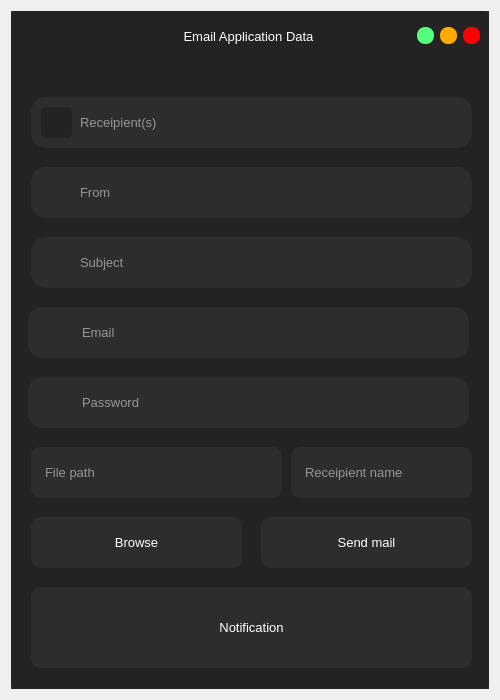
The window that frontend/mail.ui (Android-Jester/iAttend) describes before a commit, drawn with Qt 5.
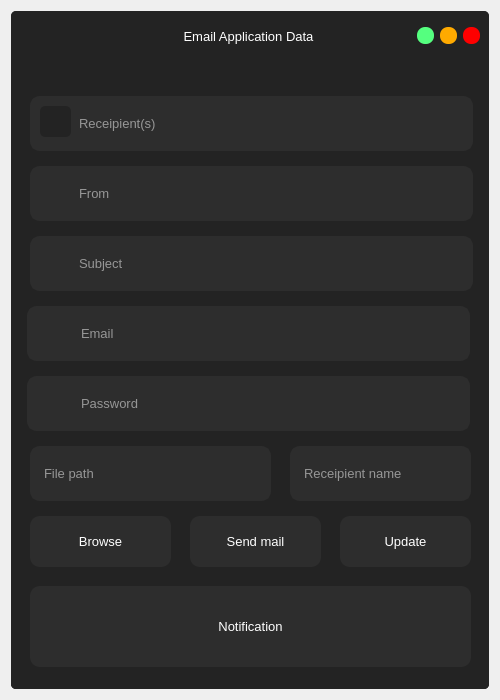
The same window after the commit. Icons and pictures are not drawn.

Commit message: UI files updated with some fields added

Patch:
```diff
--- a/frontend/mail.ui
+++ b/frontend/mail.ui
@@ -25,6 +25,9 @@
   <property name="windowTitle">
    <string>Dialog</string>
   </property>
+  <property name="styleSheet">
+   <string notr="true">border-radius:5px;</string>
+  </property>
   <layout class="QVBoxLayout" name="verticalLayout">
    <item>
     <widget class="QFrame" name="frame">
@@ -249,17 +252,54 @@
          </item>
          <item>
           <widget class="QFrame" name="frame_4">
+           <property name="maximumSize">
+            <size>
+             <width>482</width>
+             <height>636</height>
+            </size>
+           </property>
            <property name="frameShape">
             <enum>QFrame::NoFrame</enum>
            </property>
            <property name="frameShadow">
             <enum>QFrame::Raised</enum>
            </property>
+           <layout class="QVBoxLayout" name="verticalLayout_3">
+            <item>
+             <widget class="QFrame" name="frame_5">
+              <property name="maximumSize">
+               <size>
+                <width>464</width>
+                <height>618</height>
+               </size>
+              </property>
+              <property name="frameShape">
+               <enum>QFrame::StyledPanel</enum>
+              </property>
+              <property name="frameShadow">
+               <enum>QFrame::Raised</enum>
+              </property>
+              <widget class="QLabel" name="label_44">
+               <property name="geometry">
+                <rect>
+                 <x>20</x>
+                 <y>40</y>
+                 <width>31</width>
+                 <height>31</height>
+                </rect>
+               </property>
+               <property name="text">
+                <string/>
+               </property>
+               <property name="pixmap">
+                <pixmap resource="../resource/asset.qrc">:/icons/asset/mail.svg</pixmap>
+               </property>
+              </widget>
            <widget class="QLabel" name="label_36">
             <property name="geometry">
              <rect>
-              <x>30</x>
-              <y>120</y>
+                 <x>20</x>
+                 <y>110</y>
               <width>31</width>
               <height>31</height>
              </rect>
@@ -274,34 +314,171 @@
              <pixmap resource="../resource/asset.qrc">:/icons/asset/user.svg</pixmap>
             </property>
            </widget>
-           <widget class="QLabel" name="label_37">
+              <widget class="QLineEdit" name="email_subject">
             <property name="geometry">
              <rect>
-              <x>30</x>
-              <y>330</y>
-              <width>31</width>
-              <height>31</height>
-             </rect>
-            </property>
+                 <x>10</x>
+                 <y>170</y>
+                 <width>443</width>
+                 <height>55</height>
+                </rect>
+               </property>
+               <property name="minimumSize">
+                <size>
+                 <width>443</width>
+                 <height>55</height>
+                </size>
+               </property>
+               <property name="maximumSize">
+                <size>
+                 <width>443</width>
+                 <height>55</height>
+                </size>
+               </property>
+               <property name="font">
+                <font>
+                 <pointsize>10</pointsize>
+                </font>
+               </property>
             <property name="styleSheet">
-             <string notr="true">background-color: rgb(45, 45, 45);</string>
-            </property>
-            <property name="text">
-             <string/>
-            </property>
-            <property name="pixmap">
-             <pixmap resource="../resource/asset.qrc">:/icons/asset/lock.svg</pixmap>
+                <string notr="true">QLineEdit{
+	color: rgb(255, 255, 255);
+	border: 2px solid  rgb(45, 45, 45);
+	border-radius:10px;
+	padding-left: 45px;
+}
+
+QLineEdit:hover{
+	border:2px solid rgb(35, 35, 35);
+}
+
+QLineEdit:focus{
+	border:2px solid rgb(255, 255, 255);
+}</string>
+               </property>
+               <property name="placeholderText">
+                <string>Subject</string>
+               </property>
+               <property name="clearButtonEnabled">
+                <bool>true</bool>
+               </property>
+              </widget>
+              <widget class="QLineEdit" name="sender_password">
+               <property name="geometry">
+                <rect>
+                 <x>7</x>
+                 <y>310</y>
+                 <width>443</width>
+                 <height>55</height>
+                </rect>
+               </property>
+               <property name="minimumSize">
+                <size>
+                 <width>443</width>
+                 <height>55</height>
+                </size>
+               </property>
+               <property name="maximumSize">
+                <size>
+                 <width>443</width>
+                 <height>55</height>
+                </size>
+               </property>
+               <property name="font">
+                <font>
+                 <pointsize>10</pointsize>
+                </font>
+               </property>
+               <property name="styleSheet">
+                <string notr="true">QLineEdit{
+	color: rgb(255, 255, 255);
+	border: 2px solid  rgb(45, 45, 45);
+	border-radius:10px;
+	padding-left: 50px;
+}
+
+QLineEdit:hover{
+	border:2px solid rgb(35, 35, 35);
+}
+
+QLineEdit:focus{
+	border:2px solid rgb(255, 255, 255);
+}</string>
+               </property>
+               <property name="echoMode">
+                <enum>QLineEdit::Password</enum>
+               </property>
+               <property name="placeholderText">
+                <string>Password</string>
+               </property>
+               <property name="clearButtonEnabled">
+                <bool>true</bool>
+               </property>
+              </widget>
+              <widget class="QLineEdit" name="rep_name">
+               <property name="geometry">
+                <rect>
+                 <x>270</x>
+                 <y>380</y>
+                 <width>181</width>
+                 <height>55</height>
+                </rect>
+               </property>
+               <property name="minimumSize">
+                <size>
+                 <width>0</width>
+                 <height>55</height>
+                </size>
+               </property>
+               <property name="maximumSize">
+                <size>
+                 <width>181</width>
+                 <height>55</height>
+                </size>
+               </property>
+               <property name="font">
+                <font>
+                 <pointsize>10</pointsize>
+                </font>
+               </property>
+               <property name="styleSheet">
+                <string notr="true">QLineEdit{
+	color: rgb(255, 255, 255);
+	border: 2px solid  rgb(45, 45, 45);
+	border-radius:10px;
+	padding-left: 10px;
+}
+
+QLineEdit:hover{
+	border:2px solid rgb(35, 35, 35);
+}
+
+QLineEdit:focus{
+	border:2px solid rgb(255, 255, 255);
+}</string>
+               </property>
+               <property name="placeholderText">
+                <string>Receipient name</string>
+               </property>
+               <property name="clearButtonEnabled">
+                <bool>true</bool>
             </property>
            </widget>
            <widget class="QLabel" name="label_notification">
             <property name="geometry">
              <rect>
-              <x>20</x>
-              <y>530</y>
+                 <x>10</x>
+                 <y>520</y>
               <width>441</width>
               <height>81</height>
              </rect>
             </property>
+               <property name="maximumSize">
+                <size>
+                 <width>441</width>
+                 <height>81</height>
+                </size>
+               </property>
             <property name="font">
              <font>
               <family>MS Shell Dlg 2</family>
@@ -327,77 +504,91 @@
              <bool>true</bool>
             </property>
            </widget>
-           <widget class="QLineEdit" name="sender_password">
-            <property name="geometry">
-             <rect>
-              <x>17</x>
-              <y>320</y>
-              <width>441</width>
-              <height>51</height>
-             </rect>
-            </property>
-            <property name="minimumSize">
-             <size>
-              <width>0</width>
-              <height>0</height>
-             </size>
-            </property>
-            <property name="maximumSize">
-             <size>
-              <width>16777215</width>
-              <height>16777215</height>
-             </size>
-            </property>
-            <property name="font">
-             <font>
-              <pointsize>10</pointsize>
-             </font>
-            </property>
-            <property name="styleSheet">
-             <string notr="true">QLineEdit{
-	color: rgb(255, 255, 255);
-	border: 2px solid  rgb(45, 45, 45);
-	border-radius:15px;
-	padding-left: 50px;
-}
-
-QLineEdit:hover{
-	border:2px solid rgb(35, 35, 35);
-}
-
-QLineEdit:focus{
-	border:2px solid rgb(255, 255, 255);
-}</string>
-            </property>
-            <property name="echoMode">
-             <enum>QLineEdit::Password</enum>
-            </property>
-            <property name="placeholderText">
-             <string>Password</string>
-            </property>
-            <property name="clearButtonEnabled">
-             <bool>true</bool>
-            </property>
-           </widget>
-           <widget class="QLineEdit" name="email_subject">
+              <widget class="QLabel" name="label_38">
             <property name="geometry">
              <rect>
               <x>20</x>
               <y>180</y>
-              <width>441</width>
+                 <width>31</width>
+                 <height>31</height>
+                </rect>
+               </property>
+               <property name="styleSheet">
+                <string notr="true">background-color: rgb(45, 45, 45);</string>
+               </property>
+               <property name="text">
+                <string/>
+               </property>
+               <property name="pixmap">
+                <pixmap resource="../resource/asset.qrc">:/icons/asset/edit-3.svg</pixmap>
+               </property>
+              </widget>
+              <widget class="QPushButton" name="btn_send_mail">
+               <property name="geometry">
+                <rect>
+                 <x>170</x>
+                 <y>450</y>
+                 <width>131</width>
               <height>51</height>
              </rect>
             </property>
-            <property name="minimumSize">
+               <property name="maximumSize">
              <size>
-              <width>0</width>
-              <height>0</height>
-             </size>
-            </property>
+                 <width>131</width>
+                 <height>51</height>
+                </size>
+               </property>
+               <property name="font">
+                <font>
+                 <pointsize>10</pointsize>
+                </font>
+               </property>
+               <property name="styleSheet">
+                <string notr="true">QPushButton{
+	color: rgb(255, 255, 255);
+	background-color: rgb(45, 45, 45);
+	border:none;
+	border-radius: 10px;
+}
+
+QPushButton:hover{
+	border-radius: 15px;
+}
+
+QPushButton:pressed{
+	border: 2px solid rgb(255,255,255);	
+}</string>
+               </property>
+               <property name="text">
+                <string>Send mail</string>
+               </property>
+               <property name="icon">
+                <iconset resource="../resource/asset.qrc">
+                 <normaloff>:/icons/asset/send.svg</normaloff>:/icons/asset/send.svg</iconset>
+               </property>
+               <property name="iconSize">
+                <size>
+                 <width>30</width>
+                 <height>30</height>
+                </size>
+               </property>
+               <property name="flat">
+                <bool>true</bool>
+               </property>
+              </widget>
+              <widget class="QPushButton" name="btn_browse_reg">
+               <property name="geometry">
+                <rect>
+                 <x>10</x>
+                 <y>450</y>
+                 <width>141</width>
+                 <height>51</height>
+                </rect>
+               </property>
             <property name="maximumSize">
              <size>
-              <width>16777215</width>
-              <height>16777215</height>
+                 <width>141</width>
+                 <height>51</height>
              </size>
             </property>
             <property name="font">
@@ -406,11 +597,11 @@
              </font>
             </property>
             <property name="styleSheet">
-             <string notr="true">QLineEdit{
+                <string notr="true">QPushButton{
 	color: rgb(255, 255, 255);
-	border: 2px solid  rgb(45, 45, 45);
-	border-radius:15px;
-	padding-left: 45px;
+	background-color: rgb(45, 45, 45);
+	border:none;
+	border-radius: 10px;
 }
 
 QLineEdit:hover{
@@ -421,32 +612,95 @@
 	border:2px solid rgb(255, 255, 255);
 }</string>
             </property>
-            <property name="placeholderText">
-             <string>Subject</string>
-            </property>
-            <property name="clearButtonEnabled">
+               <property name="text">
+                <string>Browse</string>
+               </property>
+               <property name="icon">
+                <iconset resource="../resource/asset.qrc">
+                 <normaloff>:/icons/asset/upload.svg</normaloff>:/icons/asset/upload.svg</iconset>
+               </property>
+               <property name="iconSize">
+                <size>
+                 <width>30</width>
+                 <height>30</height>
+                </size>
+               </property>
+               <property name="flat">
+                <bool>true</bool>
+               </property>
+              </widget>
+              <widget class="QPushButton" name="btn_update_mail_details">
+               <property name="geometry">
+                <rect>
+                 <x>320</x>
+                 <y>450</y>
+                 <width>131</width>
+                 <height>51</height>
+                </rect>
+               </property>
+               <property name="maximumSize">
+                <size>
+                 <width>131</width>
+                 <height>51</height>
+                </size>
+               </property>
+               <property name="font">
+                <font>
+                 <pointsize>10</pointsize>
+                </font>
+               </property>
+               <property name="styleSheet">
+                <string notr="true">QPushButton{
+	color: rgb(255, 255, 255);
+	background-color: rgb(45, 45, 45);
+	border:none;
+	border-radius: 10px;
+}
+
+QPushButton:hover{
+	border-radius: 15px;
+}
+
+QPushButton:pressed{
+	border: 2px solid rgb(255,255,255);	
+}</string>
+               </property>
+               <property name="text">
+                <string>Update</string>
+               </property>
+               <property name="icon">
+                <iconset resource="../resource/asset.qrc">
+                 <normaloff>:/icons/asset/repeat.svg</normaloff>:/icons/asset/repeat.svg</iconset>
+               </property>
+               <property name="iconSize">
+                <size>
+                 <width>30</width>
+                 <height>30</height>
+                </size>
+               </property>
+               <property name="flat">
              <bool>true</bool>
             </property>
            </widget>
            <widget class="QLineEdit" name="email_sender">
             <property name="geometry">
              <rect>
-              <x>17</x>
-              <y>250</y>
-              <width>441</width>
-              <height>51</height>
+                 <x>7</x>
+                 <y>240</y>
+                 <width>443</width>
+                 <height>55</height>
              </rect>
             </property>
             <property name="minimumSize">
              <size>
-              <width>0</width>
-              <height>0</height>
+                 <width>443</width>
+                 <height>55</height>
              </size>
             </property>
             <property name="maximumSize">
              <size>
-              <width>16777215</width>
-              <height>16777215</height>
+                 <width>443</width>
+                 <height>55</height>
              </size>
             </property>
             <property name="font">
@@ -458,7 +712,7 @@
              <string notr="true">QLineEdit{
 	color: rgb(255, 255, 255);
 	border: 2px solid  rgb(45, 45, 45);
-	border-radius:15px;
+	border-radius:10px;
 	padding-left: 50px;
 }
 
@@ -477,25 +731,118 @@
              <bool>true</bool>
             </property>
            </widget>
+              <widget class="QLineEdit" name="image_file_reg">
+               <property name="geometry">
+                <rect>
+                 <x>10</x>
+                 <y>380</y>
+                 <width>241</width>
+                 <height>55</height>
+                </rect>
+               </property>
+               <property name="minimumSize">
+                <size>
+                 <width>0</width>
+                 <height>55</height>
+                </size>
+               </property>
+               <property name="maximumSize">
+                <size>
+                 <width>241</width>
+                 <height>55</height>
+                </size>
+               </property>
+               <property name="font">
+                <font>
+                 <pointsize>10</pointsize>
+                </font>
+               </property>
+               <property name="styleSheet">
+                <string notr="true">QLineEdit{
+	color: rgb(255, 255, 255);
+	border: 2px solid  rgb(45, 45, 45);
+	border-radius:10px;
+	padding-left: 10px;
+}
+
+QLineEdit:hover{
+	border:2px solid rgb(35, 35, 35);
+}
+
+QLineEdit:focus{
+	border:2px solid rgb(255, 255, 255);
+}</string>
+               </property>
+               <property name="placeholderText">
+                <string>File path</string>
+               </property>
+               <property name="clearButtonEnabled">
+                <bool>true</bool>
+               </property>
+              </widget>
+              <widget class="QLabel" name="label_39">
+               <property name="geometry">
+                <rect>
+                 <x>20</x>
+                 <y>250</y>
+                 <width>31</width>
+                 <height>31</height>
+                </rect>
+               </property>
+               <property name="styleSheet">
+                <string notr="true">background-color: rgb(45, 45, 45);</string>
+               </property>
+               <property name="text">
+                <string/>
+               </property>
+               <property name="pixmap">
+                <pixmap resource="../resource/asset.qrc">:/icons/asset/mail.svg</pixmap>
+               </property>
+              </widget>
+              <widget class="QLabel" name="label_37">
+               <property name="geometry">
+                <rect>
+                 <x>20</x>
+                 <y>320</y>
+                 <width>31</width>
+                 <height>31</height>
+                </rect>
+               </property>
+               <property name="styleSheet">
+                <string notr="true">background-color: rgb(45, 45, 45);</string>
+               </property>
+               <property name="text">
+                <string/>
+               </property>
+               <property name="pixmap">
+                <pixmap resource="../resource/asset.qrc">:/icons/asset/lock.svg</pixmap>
+               </property>
+              </widget>
            <widget class="QLineEdit" name="email_from">
             <property name="geometry">
              <rect>
-              <x>20</x>
-              <y>110</y>
-              <width>441</width>
-              <height>51</height>
-             </rect>
-            </property>
+                 <x>10</x>
+                 <y>100</y>
+                 <width>443</width>
+                 <height>55</height>
+                </rect>
+               </property>
+               <property name="sizePolicy">
+                <sizepolicy hsizetype="Ignored" vsizetype="Fixed">
+                 <horstretch>0</horstretch>
+                 <verstretch>0</verstretch>
+                </sizepolicy>
+               </property>
             <property name="minimumSize">
              <size>
-              <width>338</width>
-              <height>0</height>
+                 <width>443</width>
+                 <height>55</height>
              </size>
             </property>
             <property name="maximumSize">
              <size>
-              <width>16777215</width>
-              <height>16777215</height>
+                 <width>443</width>
+                 <height>55</height>
              </size>
             </property>
             <property name="font">
@@ -507,7 +854,7 @@
              <string notr="true">QLineEdit{
 	color: rgb(255, 255, 255);
 	border: 2px solid  rgb(45, 45, 45);
-	border-radius:15px;
+	border-radius:10px;
 	padding-left: 45px;
 }
 
@@ -526,53 +873,33 @@
              <bool>true</bool>
             </property>
            </widget>
-           <widget class="QLabel" name="label_38">
-            <property name="geometry">
-             <rect>
-              <x>30</x>
-              <y>190</y>
-              <width>31</width>
-              <height>31</height>
-             </rect>
-            </property>
-            <property name="styleSheet">
-             <string notr="true">background-color: rgb(45, 45, 45);</string>
-            </property>
-            <property name="text">
-             <string/>
-            </property>
-            <property name="pixmap">
-             <pixmap resource="../resource/asset.qrc">:/icons/asset/edit-3.svg</pixmap>
-            </property>
-           </widget>
-           <widget class="QLabel" name="label_39">
-            <property name="geometry">
-             <rect>
-              <x>30</x>
-              <y>260</y>
-              <width>31</width>
-              <height>31</height>
-             </rect>
-            </property>
-            <property name="styleSheet">
-             <string notr="true">background-color: rgb(45, 45, 45);</string>
-            </property>
-            <property name="text">
-             <string/>
-            </property>
-            <property name="pixmap">
-             <pixmap resource="../resource/asset.qrc">:/icons/asset/mail.svg</pixmap>
-            </property>
-           </widget>
            <widget class="QLineEdit" name="reg_email">
             <property name="geometry">
              <rect>
-              <x>20</x>
-              <y>40</y>
-              <width>441</width>
-              <height>51</height>
-             </rect>
-            </property>
+                 <x>10</x>
+                 <y>30</y>
+                 <width>443</width>
+                 <height>55</height>
+                </rect>
+               </property>
+               <property name="sizePolicy">
+                <sizepolicy hsizetype="Ignored" vsizetype="Fixed">
+                 <horstretch>0</horstretch>
+                 <verstretch>0</verstretch>
+                </sizepolicy>
+               </property>
+               <property name="minimumSize">
+                <size>
+                 <width>443</width>
+                 <height>55</height>
+                </size>
+               </property>
+               <property name="maximumSize">
+                <size>
+                 <width>443</width>
+                 <height>55</height>
+                </size>
+               </property>
             <property name="font">
              <font>
               <pointsize>10</pointsize>
@@ -582,7 +909,7 @@
              <string notr="true">QLineEdit{
 	color: rgb(255, 255, 255);
 	border: 2px solid  rgb(45, 45, 45);
-	border-radius:15px;
+	border-radius:10px;
 	padding-left: 45px;
 }
 
@@ -601,191 +928,7 @@
              <bool>true</bool>
             </property>
            </widget>
-           <widget class="QLabel" name="label_44">
-            <property name="geometry">
-             <rect>
-              <x>30</x>
-              <y>50</y>
-              <width>31</width>
-              <height>31</height>
-             </rect>
-            </property>
-            <property name="text">
-             <string/>
-            </property>
-            <property name="pixmap">
-             <pixmap resource="../resource/asset.qrc">:/icons/asset/mail.svg</pixmap>
-            </property>
-           </widget>
-           <widget class="QLineEdit" name="image_file_reg">
-            <property name="geometry">
-             <rect>
-              <x>20</x>
-              <y>390</y>
-              <width>251</width>
-              <height>51</height>
-             </rect>
-            </property>
-            <property name="font">
-             <font>
-              <pointsize>10</pointsize>
-             </font>
-            </property>
-            <property name="styleSheet">
-             <string notr="true">QLineEdit{
-	color: rgb(255, 255, 255);
-	border: 2px solid  rgb(45, 45, 45);
-	border-radius:10px;
-	padding-left: 10px;
-}
-
-QLineEdit:hover{
-	border:2px solid rgb(35, 35, 35);
-}
-
-QLineEdit:focus{
-	border:2px solid rgb(255, 255, 255);
-}</string>
-            </property>
-            <property name="placeholderText">
-             <string>File path</string>
-            </property>
-            <property name="clearButtonEnabled">
-             <bool>true</bool>
-            </property>
-           </widget>
-           <widget class="QPushButton" name="btn_browse_reg">
-            <property name="geometry">
-             <rect>
-              <x>20</x>
-              <y>460</y>
-              <width>211</width>
-              <height>51</height>
-             </rect>
-            </property>
-            <property name="font">
-             <font>
-              <pointsize>10</pointsize>
-             </font>
-            </property>
-            <property name="styleSheet">
-             <string notr="true">QPushButton{
-	color: rgb(255, 255, 255);
-	background-color: rgb(45, 45, 45);
-	border:none;
-	border-radius: 10px;
-}
-
-QPushButton:hover{
-	border-radius: 20px;
-}
-
-QPushButton:pressed{
-	border: 2px solid rgb(255,255,255);	
-}</string>
-            </property>
-            <property name="text">
-             <string>Browse</string>
-            </property>
-            <property name="icon">
-             <iconset resource="../resource/asset.qrc">
-              <normaloff>:/icons/asset/upload.svg</normaloff>:/icons/asset/upload.svg</iconset>
-            </property>
-            <property name="iconSize">
-             <size>
-              <width>30</width>
-              <height>30</height>
-             </size>
-            </property>
-            <property name="flat">
-             <bool>true</bool>
-            </property>
-           </widget>
-           <widget class="QPushButton" name="btn_send_mail">
-            <property name="geometry">
-             <rect>
-              <x>250</x>
-              <y>460</y>
-              <width>211</width>
-              <height>51</height>
-             </rect>
-            </property>
-            <property name="font">
-             <font>
-              <pointsize>10</pointsize>
-             </font>
-            </property>
-            <property name="styleSheet">
-             <string notr="true">QPushButton{
-	color: rgb(255, 255, 255);
-	background-color: rgb(45, 45, 45);
-	border:none;
-	border-radius: 10px;
-}
-
-QPushButton:hover{
-	border-radius: 20px;
-}
-
-QPushButton:pressed{
-	border: 2px solid rgb(255,255,255);	
-}</string>
-            </property>
-            <property name="text">
-             <string>Send mail</string>
-            </property>
-            <property name="icon">
-             <iconset resource="../resource/asset.qrc">
-              <normaloff>:/icons/asset/send.svg</normaloff>:/icons/asset/send.svg</iconset>
-            </property>
-            <property name="iconSize">
-             <size>
-              <width>30</width>
-              <height>30</height>
-             </size>
-            </property>
-            <property name="flat">
-             <bool>true</bool>
-            </property>
-           </widget>
-           <widget class="QLineEdit" name="rep_name">
-            <property name="geometry">
-             <rect>
-              <x>280</x>
-              <y>390</y>
-              <width>181</width>
-              <height>51</height>
-             </rect>
-            </property>
-            <property name="font">
-             <font>
-              <pointsize>10</pointsize>
-             </font>
-            </property>
-            <property name="styleSheet">
-             <string notr="true">QLineEdit{
-	color: rgb(255, 255, 255);
-	border: 2px solid  rgb(45, 45, 45);
-	border-radius:10px;
-	padding-left: 10px;
-}
-
-QLineEdit:hover{
-	border:2px solid rgb(35, 35, 35);
-}
-
-QLineEdit:focus{
-	border:2px solid rgb(255, 255, 255);
-}</string>
-            </property>
-            <property name="placeholderText">
-             <string>Receipient name</string>
-            </property>
-            <property name="clearButtonEnabled">
-             <bool>true</bool>
-            </property>
-           </widget>
-           <zorder>sender_password</zorder>
+              <zorder>reg_email</zorder>
            <zorder>email_from</zorder>
            <zorder>label_36</zorder>
            <zorder>label_37</zorder>
@@ -799,7 +942,15 @@
            <zorder>image_file_reg</zorder>
            <zorder>btn_browse_reg</zorder>
            <zorder>btn_send_mail</zorder>
-           <zorder>rep_name</zorder>
+              <zorder>btn_browse_reg</zorder>
+              <zorder>btn_update_mail_details</zorder>
+              <zorder>email_sender</zorder>
+              <zorder>image_file_reg</zorder>
+              <zorder>label_39</zorder>
+              <zorder>label_37</zorder>
+             </widget>
+            </item>
+           </layout>
           </widget>
          </item>
         </layout>
```
Left out of the diff: 20 changed lines with no effect on the pictures. Lines whose indentation alone changed are shown as unchanged. The commit also changes 2 other files.
